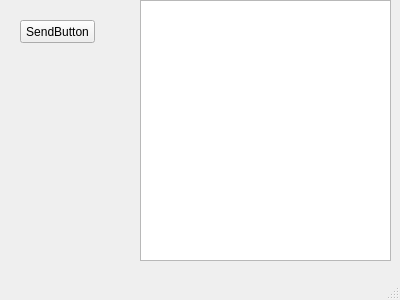
First picture: the form in mainwindow.ui, repository Vad118/server, before the edit.
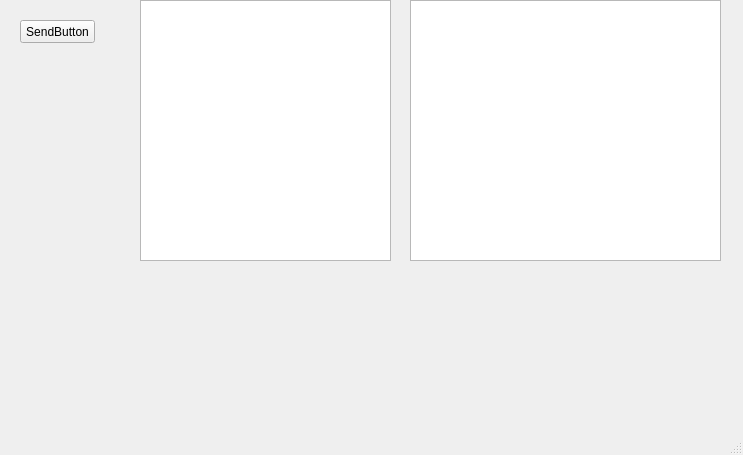
Second picture: the form after the edit.

```diff
--- a/mainwindow.ui
+++ b/mainwindow.ui
@@ -6,8 +6,8 @@
    <rect>
     <x>0</x>
     <y>0</y>
-    <width>400</width>
-    <height>300</height>
+    <width>743</width>
+    <height>455</height>
    </rect>
   </property>
   <property name="windowTitle">
@@ -40,6 +40,16 @@
      <string>SendButton</string>
     </property>
    </widget>
+   <widget class="QGraphicsView" name="graphicsView">
+    <property name="geometry">
+     <rect>
+      <x>410</x>
+      <y>0</y>
+      <width>311</width>
+      <height>261</height>
+     </rect>
+    </property>
+   </widget>
   </widget>
   <widget class="QMenuBar" name="menuBar">
    <property name="geometry">
```
Left out of the diff: 2 changed lines with no effect on the pictures.
